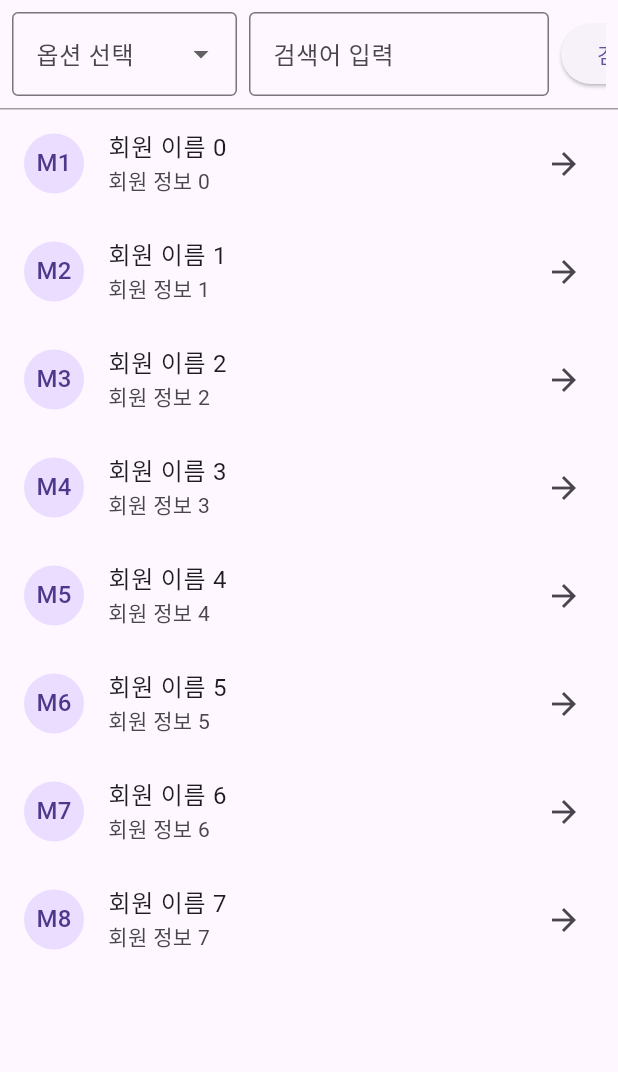
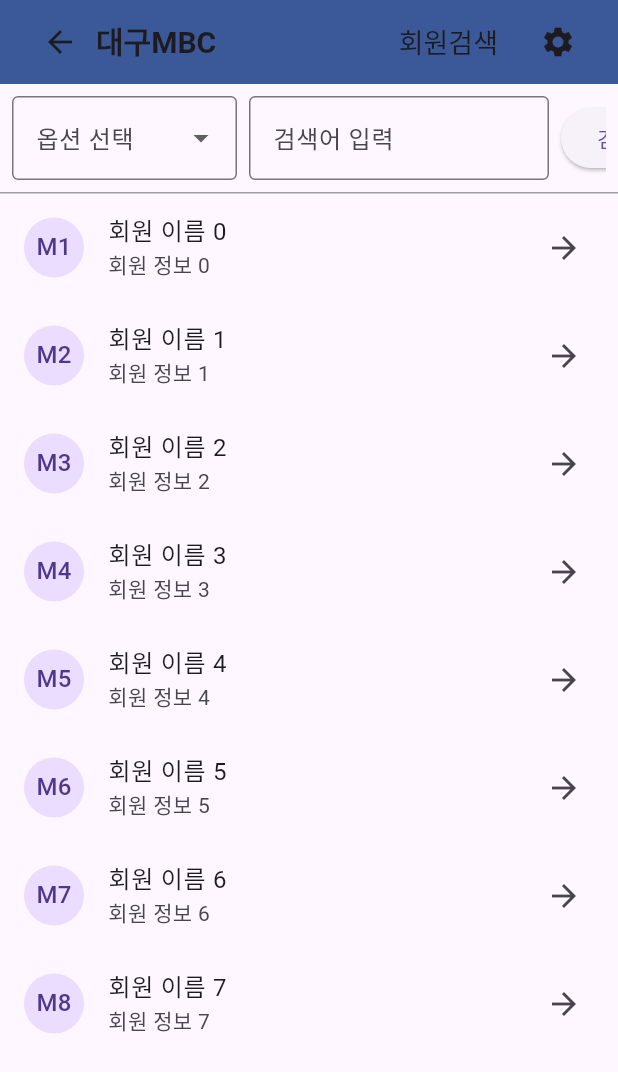
Before and after one commit to Mseunghwan/proj1, a Flutter app: the SearchMember screen opened directly, on a phone screen of 412 x 824 dp. Shown: the top 1072 px of the screen. Run offline on Flutter 3.47's test engine with Material 3 defaults, Android fonts, the phone set to English and light mode, and no system bars.

Commit message:
앱바 추가 및 members_issue 추가

```diff
--- a/lib/navigation/main_screen.dart
+++ b/lib/navigation/main_screen.dart
@@ -2,6 +2,7 @@
 import 'package:flutter/material.dart';
 import 'package:proj1/screens/announcement.dart';
 import 'package:proj1/navigation/main_navigation.dart';
+import 'package:proj1/screens/members_issue.dart';
 import 'package:proj1/screens/search_member.dart';
 
 class MainScreen extends StatefulWidget {
@@ -18,7 +19,7 @@ class _MainScreenState extends State<MainScreen> {
     const Center(child: Text('회의 화면')),  // 임시 회의 화면
     const SearchMember(),                  // 회원검색 화면
     const Announcement(),                  // 공지사항 화면
-    const SearchMember(),                    // 공지사항 화면
+    const MembersIssue(),                    // 공지사항 화면
   ];
 
   @override
--- a/lib/screens/search_member.dart
+++ b/lib/screens/search_member.dart
@@ -6,6 +6,39 @@ class SearchMember extends StatelessWidget {
   @override
   Widget build(BuildContext context) {
     return Scaffold(
+      appBar: AppBar(
+        automaticallyImplyLeading: false,
+        backgroundColor: const Color(0xFF3B5998),
+        title: Row(
+          children: [
+            IconButton(
+              icon: const Icon(Icons.arrow_back),
+              onPressed: () {
+                Navigator.pop(context);
+              },
+            ),
+            const Text(
+              '대구MBC',
+              style: TextStyle(
+                fontSize: 20,
+                fontWeight: FontWeight.bold,
+              ),
+            ),
+            const Spacer(),
+            const Text(
+              '회원검색',
+              style: TextStyle(
+                fontSize: 18,
+              ),
+            ),
+            const SizedBox(width: 16),
+            IconButton(
+              icon: const Icon(Icons.settings),
+              onPressed: () {},
+            ),
+          ],
+        ),
+      ),
       body: SafeArea(
         child: SingleChildScrollView(
           scrollDirection: Axis.vertical, // 기본적으로 세로 스크롤
```
Also changed, not shown: lib/screens/members_issue.dart (added, +74 -0 lines).
